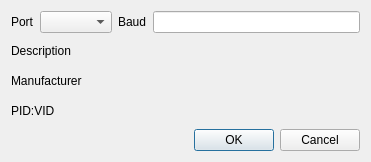
Above: portselectiondialog.ui from aa55-dev/yeTTY before the change. Below: the same form after it.
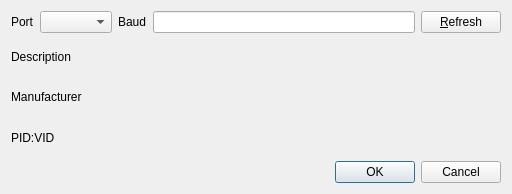
That is the form after the change.

Commit message: Add button to refresh port list

Diff of the .ui file:
```diff
--- a/portselectiondialog.ui
+++ b/portselectiondialog.ui
@@ -6,8 +6,8 @@
    <rect>
     <x>0</x>
     <y>0</y>
-    <width>371</width>
-    <height>162</height>
+    <width>512</width>
+    <height>194</height>
    </rect>
   </property>
   <property name="windowTitle">
@@ -34,7 +34,18 @@
       </widget>
      </item>
      <item>
-      <widget class="QLineEdit" name="baudRateLineEdit"/>
+      <widget class="QLineEdit" name="baudRateLineEdit">
+       <property name="text">
+        <string/>
+       </property>
+      </widget>
+     </item>
+     <item>
+      <widget class="QPushButton" name="refreshButton">
+       <property name="text">
+        <string>&amp;Refresh</string>
+       </property>
+      </widget>
      </item>
     </layout>
    </item>
```
Left out of the diff: 4 changed lines with no effect on the pictures. The commit also changes 2 other files.
